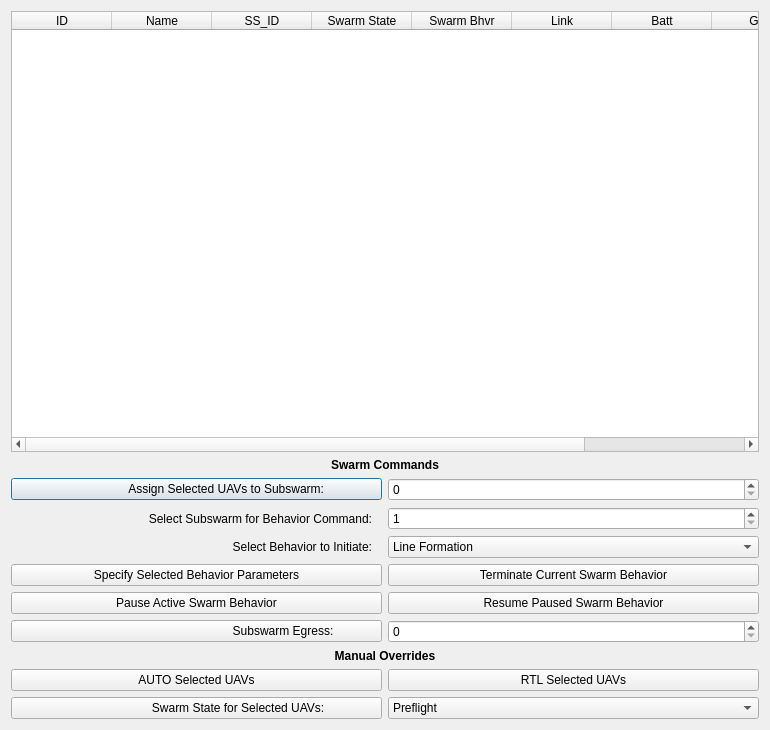
The window that SwarmCommander/modules/sc_qt_gui/dashboardDialog.ui (jaymonty/swarmcommander) describes before a commit, drawn with Qt 5.
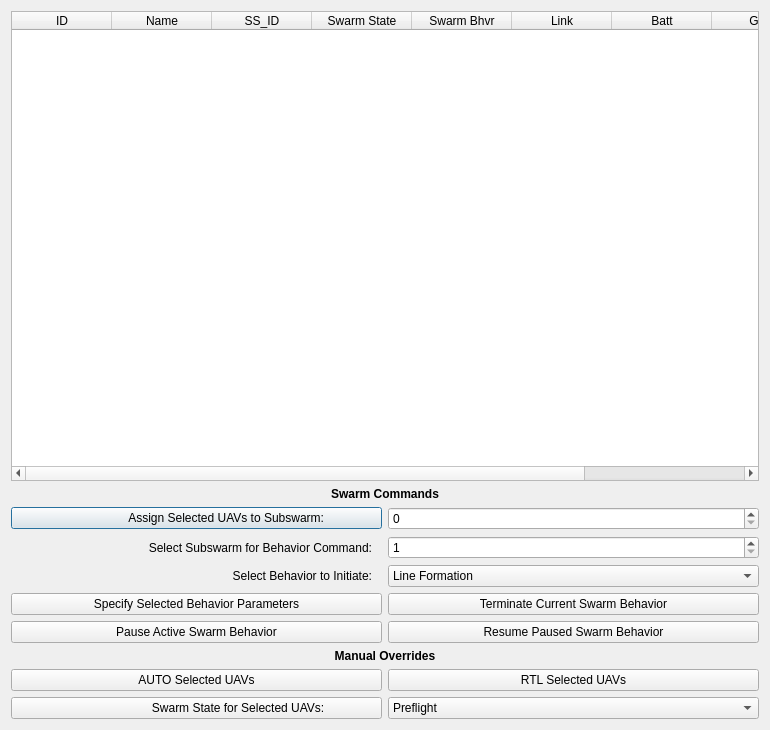
The same window after the commit.

Commit message: qt_gui: Removed the Egress subswarm functionality (it's obsolete)

Diff of the .ui file:
```diff
--- a/SwarmCommander/modules/sc_qt_gui/dashboardDialog.ui
+++ b/SwarmCommander/modules/sc_qt_gui/dashboardDialog.ui
@@ -123,13 +123,6 @@
          </property>
         </widget>
        </item>
-       <item row="9" column="0">
-        <widget class="QPushButton" name="btn_egressSubswarm">
-         <property name="text">
-          <string>                                                      Subswarm Egress:  </string>
-         </property>
-        </widget>
-       </item>
        <item row="0" column="0" colspan="2">
         <widget class="QLabel" name="swarm_label">
          <property name="font">
@@ -146,13 +139,6 @@
          </property>
         </widget>
        </item>
-       <item row="9" column="1">
-        <widget class="QSpinBox" name="spin_egressSubswarm">
-         <property name="maximum">
-          <number>52</number>
-         </property>
-        </widget>
-       </item>
        <item row="4" column="1">
         <widget class="QComboBox" name="combo_swarmBehavior">
          <item>
```
The commit also changes 2 other files.
